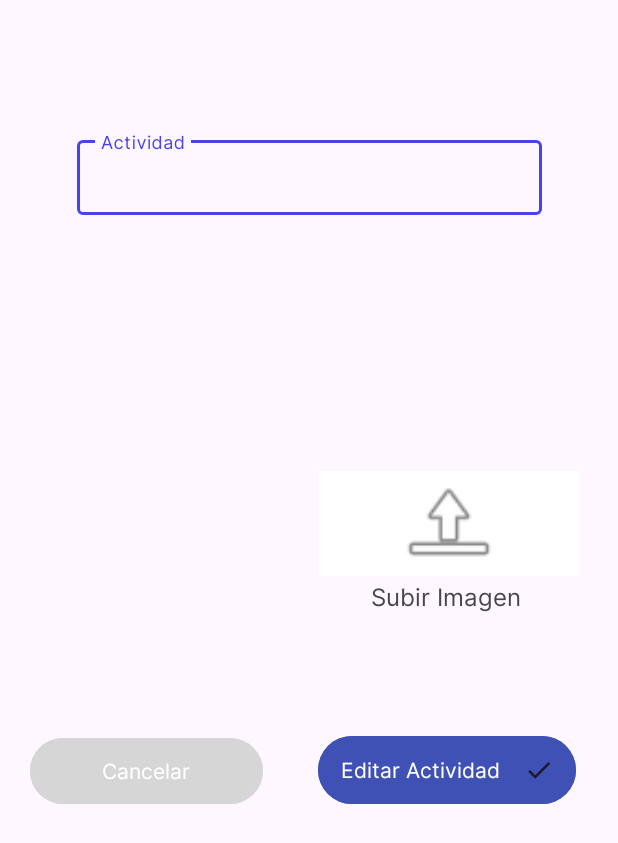
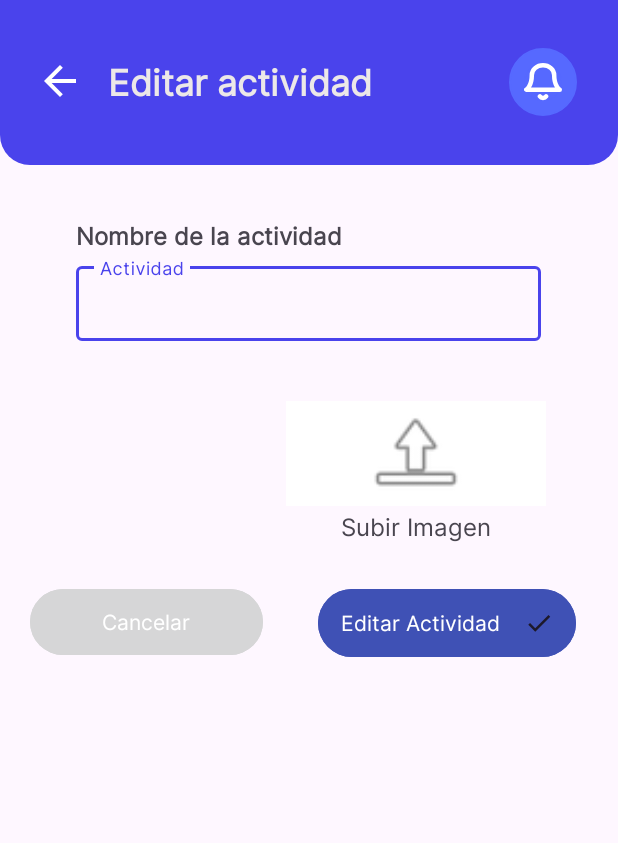
Before and after one commit to lucho2000/TELEBEETLE_PROYECTO_IOT, an Android app: the EditarActivity screen opened directly, with no data from a screen before it, on a phone screen of 412 x 824 dp. Shown: the top 843 px of the screen. Run offline under Robolectric (Android 15) with nearby library versions, the phone set to English and light mode, and no system bars; our stand-ins replace Firebase (no records; nobody signed in at launch, a user with empty details on screens opened directly); Roboto replaces fonts that are not available here.

Commit message:
Menu opciones editar y borrar actividad

```diff
--- a/app/src/main/java/com/example/telebeetle/activities/ActivityAdapter.java
+++ b/app/src/main/java/com/example/telebeetle/activities/ActivityAdapter.java
@@ -1,10 +1,13 @@
 package com.example.telebeetle.activities;
 
 import android.content.Context;
+import android.content.Intent;
 import android.view.LayoutInflater;
+import android.view.MenuItem;
 import android.view.View;
 import android.view.ViewGroup;
 import android.widget.ImageView;
+import android.widget.PopupMenu;
 import android.widget.TextView;
 
 import androidx.annotation.NonNull;
@@ -44,6 +47,10 @@ public class ActivityAdapter extends RecyclerView.Adapter<ActivityAdapter.Activi
     @Override
     public ActivityViewHolder onCreateViewHolder(@NonNull ViewGroup parent, int viewType) {
         View view = LayoutInflater.from(context).inflate(R.layout.irv_activities_rv_general, parent, false);
+        ImageView more = view.findViewById(R.id.more);
+        more.setOnClickListener(v -> {
+            showOverflowMenu(v);
+        });
         return new ActivityViewHolder(view);
     }
 
@@ -88,4 +95,29 @@ public class ActivityAdapter extends RecyclerView.Adapter<ActivityAdapter.Activi
             super((itemView));
         }
     }
+
+    private void showOverflowMenu(View v) {
+        PopupMenu popupMenu = new PopupMenu(getContext(), v);
+        popupMenu.getMenuInflater().inflate(R.menu.opciones_evento, popupMenu.getMenu());
+
+        popupMenu.setOnMenuItemClickListener(new PopupMenu.OnMenuItemClickListener() {
+            @Override
+            public boolean onMenuItemClick(MenuItem item) {
+                // Handle menu item selection
+                if(item.getItemId() == R.id.menu_item_option1){
+                    Intent intent = new Intent(context,EditarActivity.class);
+                    intent.addFlags(Intent.FLAG_ACTIVITY_NEW_TASK);
+                    context.startActivity(intent);
+                    return true;
+                }else if (item.getItemId() == R.id.menu_item_option2){
+                    return true;
+                }else{
+                    return false;
+                }
+            }
+        });
+
+        popupMenu.show();
+    }
+
 }
--- a/app/src/main/java/com/example/telebeetle/activities/GeneralViewActivity.java
+++ b/app/src/main/java/com/example/telebeetle/activities/GeneralViewActivity.java
@@ -156,7 +156,8 @@ public class GeneralViewActivity extends AppCompatActivity {
         layoutListarEventos.setOnClickListener(new View.OnClickListener() {
             @Override
             public void onClick(View v) {
-
+                Intent intent = new Intent(GeneralViewActivity.this, Intermedio.class);
+                startActivity(intent);
                 dialog.dismiss();
                 Toast.makeText(GeneralViewActivity.this,"Listar Eventos",Toast.LENGTH_SHORT).show();
 
--- a/app/src/main/res/drawable/baseline_more_horiz_24.xml
+++ b/app/src/main/res/drawable/baseline_more_horiz_24.xml
@@ -1,4 +1,4 @@
-<vector android:height="24dp" android:tint="#000000"
+<vector android:height="24dp" android:tint="#020202"
     android:viewportHeight="24" android:viewportWidth="24"
     android:width="24dp" xmlns:android="http://schemas.android.com/apk/res/android">
     <path android:fillColor="@android:color/white" android:pathData="M6,10c-1.1,0 -2,0.9 -2,2s0.9,2 2,2 2,-0.9 2,-2 -0.9,-2 -2,-2zM18,10c-1.1,0 -2,0.9 -2,2s0.9,2 2,2 2,-0.9 2,-2 -0.9,-2 -2,-2zM12,10c-1.1,0 -2,0.9 -2,2s0.9,2 2,2 2,-0.9 2,-2 -0.9,-2 -2,-2z"/>
--- a/app/src/main/res/layout/activity_editar.xml
+++ b/app/src/main/res/layout/activity_editar.xml
@@ -7,17 +7,97 @@
     tools:context=".activities.EditarActivity">
 
 
+    <com.google.android.material.appbar.AppBarLayout
+        android:id="@+id/topappBarLayout"
+        android:layout_width="match_parent"
+        android:layout_height="wrap_content"
+        app:elevation="0dp"
+        app:layout_constraintEnd_toEndOf="parent"
+        app:layout_constraintStart_toStartOf="parent"
+        app:layout_constraintTop_toTopOf="parent"
+        android:background="@drawable/top_appbar_background">
+        <androidx.constraintlayout.widget.ConstraintLayout
+            android:layout_width="match_parent"
+            android:layout_height="match_parent"
+            android:padding="12dp">
+            <androidx.appcompat.widget.Toolbar
+                android:id="@+id/myToolbar"
+                android:layout_width="match_parent"
+                android:layout_height="86dp"
+                android:background="@color/topAppBarColor"
+                android:minHeight="?attr/actionBarSize"
+                android:theme="?attr/actionBarTheme"
+                android:paddingTop="10dp"
+                app:navigationIcon="@drawable/baseline_arrow_back_changed_size"
+                app:layout_constraintEnd_toEndOf="parent"
+                app:layout_constraintHorizontal_bias="0.0"
+                app:layout_constraintStart_toStartOf="parent"
+                app:layout_constraintTop_toTopOf="parent" />
+
+            <TextView
+                android:id="@+id/TopAppBarTitle"
+                android:layout_width="wrap_content"
+                android:layout_height="wrap_content"
+                android:layout_marginStart="60dp"
+                android:layout_marginTop="25dp"
+                android:fontFamily="@font/inter"
+                android:text="Editar actividad"
+                android:textColor="#ECE8E8"
+                android:textSize="24sp"
+                android:textStyle="bold"
+                app:layout_constraintStart_toStartOf="@+id/myToolbar"
+                app:layout_constraintTop_toTopOf="@+id/myToolbar" />
+
+            <ImageView
+                android:id="@+id/icon_notification_bg"
+                android:layout_width="45dp"
+                android:layout_height="45dp"
+                android:layout_centerVertical="true"
+                android:layout_marginTop="20dp"
+                android:layout_marginEnd="15dp"
+                android:src="@drawable/icon_elipse_noti"
+                app:layout_constraintEnd_toEndOf="@+id/myToolbar"
+                app:layout_constraintTop_toTopOf="@+id/myToolbar" />
+
+            <ImageView
+                android:id="@+id/icon_notification"
+                android:layout_width="25dp"
+                android:layout_height="25dp"
+                android:layout_centerVertical="true"
+                android:background="@drawable/icon_elipse_noti"
+                android:src="@drawable/icon_notifications"
+                app:layout_constraintBottom_toBottomOf="@+id/icon_notification_bg"
+                app:layout_constraintEnd_toEndOf="@+id/icon_notification_bg"
+                app:layout_constraintStart_toStartOf="@+id/icon_notification_bg"
+                app:layout_constraintTop_toTopOf="@+id/icon_notification_bg" />
+
+        </androidx.constraintlayout.widget.ConstraintLayout>
+
+    </com.google.android.material.appbar.AppBarLayout>
+
+    <TextView
+        android:id="@+id/textViewMiActividadEditarEvento"
+        android:layout_width="wrap_content"
+        android:layout_height="wrap_content"
+        android:layout_marginTop="35dp"
+        android:fontFamily="@font/inter"
+        android:text="Nombre de la actividad"
+        android:textSize="16sp"
+        android:textStyle="bold"
+        app:layout_constraintStart_toStartOf="@+id/NombreActividadTextField"
+        app:layout_constraintTop_toBottomOf="@id/topappBarLayout" />
+
     <com.google.android.material.textfield.TextInputLayout
         android:id="@+id/NombreActividadTextField"
         android:layout_width="310dp"
         android:layout_height="63dp"
-        android:layout_marginTop="88dp"
+        android:layout_marginTop="3dp"
         android:hint="Actividad"
         app:endIconMode="clear_text"
         app:layout_constraintEnd_toEndOf="parent"
-        app:layout_constraintHorizontal_bias="0.504"
+        app:layout_constraintHorizontal_bias="0.495"
         app:layout_constraintStart_toStartOf="parent"
-        app:layout_constraintTop_toTopOf="parent">
+        app:layout_constraintTop_toBottomOf="@+id/textViewMiActividadEditarEvento">
 
 
         <com.google.android.material.textfield.TextInputEditText
@@ -34,13 +114,12 @@
         android:id="@+id/imageView7"
         android:layout_width="173dp"
         android:layout_height="70dp"
-        android:layout_marginBottom="440dp"
+        android:layout_marginTop="32dp"
+        android:layout_marginEnd="48dp"
         android:background="@color/backgroundColor"
         android:backgroundTint="@color/backgroundColor"
-        app:layout_constraintBottom_toBottomOf="parent"
         app:layout_constraintEnd_toEndOf="parent"
-        app:layout_constraintHorizontal_bias="0.89"
-        app:layout_constraintStart_toStartOf="parent"
+        app:layout_constraintTop_toBottomOf="@+id/NombreActividadTextField"
         app:srcCompat="@android:drawable/ic_menu_upload" />
 
     <TextView
@@ -51,9 +130,8 @@
         android:text="Subir Imagen"
         android:textAlignment="center"
         android:textSize="16sp"
-        app:layout_constraintEnd_toEndOf="parent"
-        app:layout_constraintHorizontal_bias="0.823"
-        app:layout_constraintStart_toStartOf="parent"
+        app:layout_constraintEnd_toEndOf="@+id/imageView7"
+        app:layout_constraintStart_toStartOf="@+id/imageView7"
         app:layout_constraintTop_toBottomOf="@+id/imageView7" />
 
     <ImageView
@@ -61,7 +139,7 @@
         android:layout_width="121dp"
         android:layout_height="105dp"
         android:layout_marginStart="48dp"
-        android:layout_marginTop="68dp"
+        android:layout_marginTop="32dp"
         app:layout_constraintStart_toStartOf="parent"
         app:layout_constraintTop_toBottomOf="@+id/NombreActividadTextField"
         tools:srcCompat="@tools:sample/avatars" />
@@ -71,17 +149,17 @@
         style="?attr/materialIconButtonFilledTonalStyle"
         android:layout_width="180dp"
         android:layout_height="53dp"
+        android:layout_marginTop="16dp"
         android:layout_marginEnd="24dp"
-        android:layout_marginBottom="284dp"
         android:backgroundTint="@color/colorPrimary"
+        android:fontFamily="@font/inter"
         android:text="Editar Actividad"
-        android:fontFamily="@font/inter"
         android:textColor="@color/white"
         app:icon="@drawable/baseline_check_24"
         app:iconGravity="textEnd"
         app:iconPadding="16dp"
-        app:layout_constraintBottom_toBottomOf="parent"
-        app:layout_constraintEnd_toEndOf="parent" />
+        app:layout_constraintEnd_toEndOf="parent"
+        app:layout_constraintTop_toBottomOf="@+id/textViewSubir" />
 
     <Button
         android:id="@+id/button4"
@@ -89,16 +167,16 @@
         android:layout_width="163dp"
         android:layout_height="52dp"
         android:layout_marginStart="16dp"
-        android:layout_marginBottom="284dp"
+        android:layout_marginTop="16dp"
         android:backgroundTint="@color/menu_background_grey"
+        android:fontFamily="@font/inter"
         android:text="Cancelar"
-        android:fontFamily="@font/inter"
         android:textColor="@color/white"
         app:iconGravity="textEnd"
         app:iconPadding="16dp"
-        app:layout_constraintBottom_toBottomOf="parent"
         app:layout_constraintEnd_toStartOf="@+id/buttonEditarActividad"
         app:layout_constraintHorizontal_bias="0.0"
-        app:layout_constraintStart_toStartOf="parent" />
+        app:layout_constraintStart_toStartOf="parent"
+        app:layout_constraintTop_toBottomOf="@+id/imageView19" />
 
 </androidx.constraintlayout.widget.ConstraintLayout>
--- a/app/src/main/res/layout/fragment_home_delegado_general.xml
+++ b/app/src/main/res/layout/fragment_home_delegado_general.xml
@@ -85,16 +85,6 @@
         android:textSize="16sp"
         app:layout_constraintStart_toStartOf="parent"
         app:layout_constraintTop_toBottomOf="@+id/topappBarLayout" />
-
-    <TextView
-        android:id="@+id/textView40"
-        android:layout_width="wrap_content"
-        android:layout_height="wrap_content"
-        android:layout_marginEnd="32dp"
-        android:text="Ver más >"
-        android:textColor="#747688"
-        app:layout_constraintBaseline_toBaselineOf="@+id/textView39"
-        app:layout_constraintEnd_toEndOf="parent" />
 
     <androidx.recyclerview.widget.RecyclerView
         android:id="@+id/rv_actividades"
--- a/app/src/main/res/layout/irv_activities_rv_general.xml
+++ b/app/src/main/res/layout/irv_activities_rv_general.xml
@@ -34,6 +34,13 @@
                 android:layout_width="match_parent"
                 android:layout_height="wrap_content"
                 android:orientation="vertical">
+
+                <ImageView
+                    android:id="@+id/more"
+                    android:layout_width="wrap_content"
+                    android:layout_height="wrap_content"
+                    android:layout_gravity="right"
+                    app:srcCompat="@drawable/baseline_more_horiz_24" />
 
                 <ImageView
                     android:id="@+id/imageViewActivity"
--- a/app/src/main/res/menu/opciones_evento.xml
+++ b/app/src/main/res/menu/opciones_evento.xml
@@ -5,9 +5,9 @@
     <item
         android:id="@+id/menu_item_option1"
         android:title="Editar"
-        app:srcCompat="@drawable/baseline_mode_edit_24"/>
+        android:icon="@drawable/baseline_mode_edit_24"/>
     <item
         android:id="@+id/menu_item_option2"
         android:title="Eliminar"
-        app:srcCompat="@drawable/round_clear_24"/>
+        android:icon="@drawable/round_clear_24"/>
 </menu>
```
